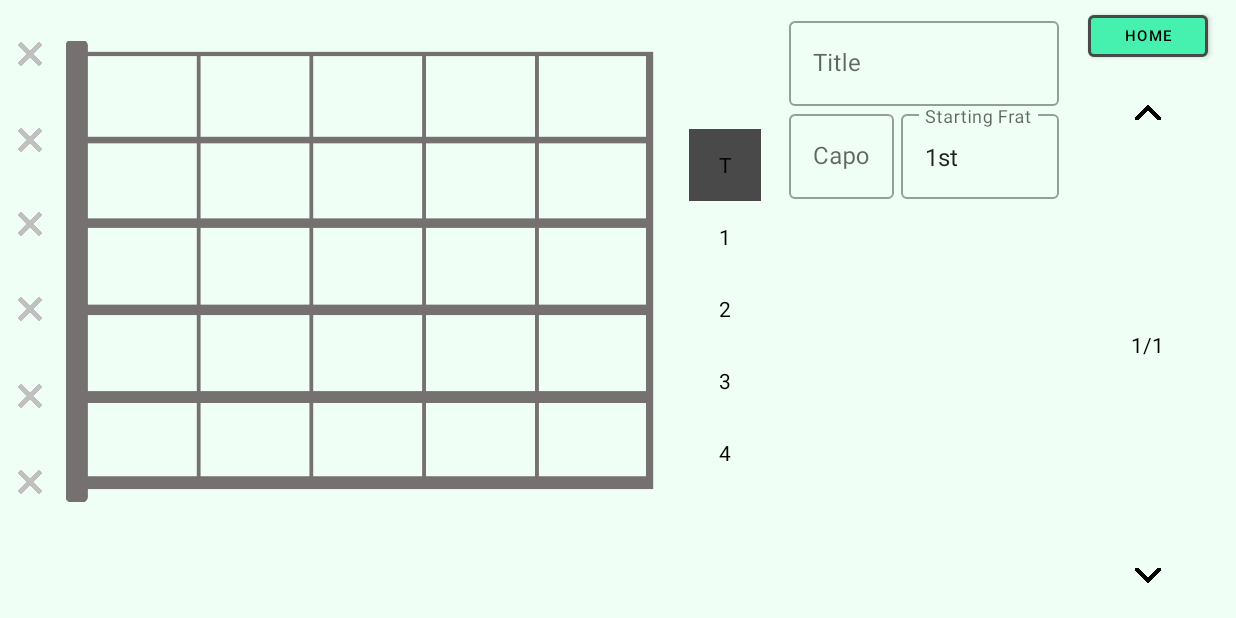
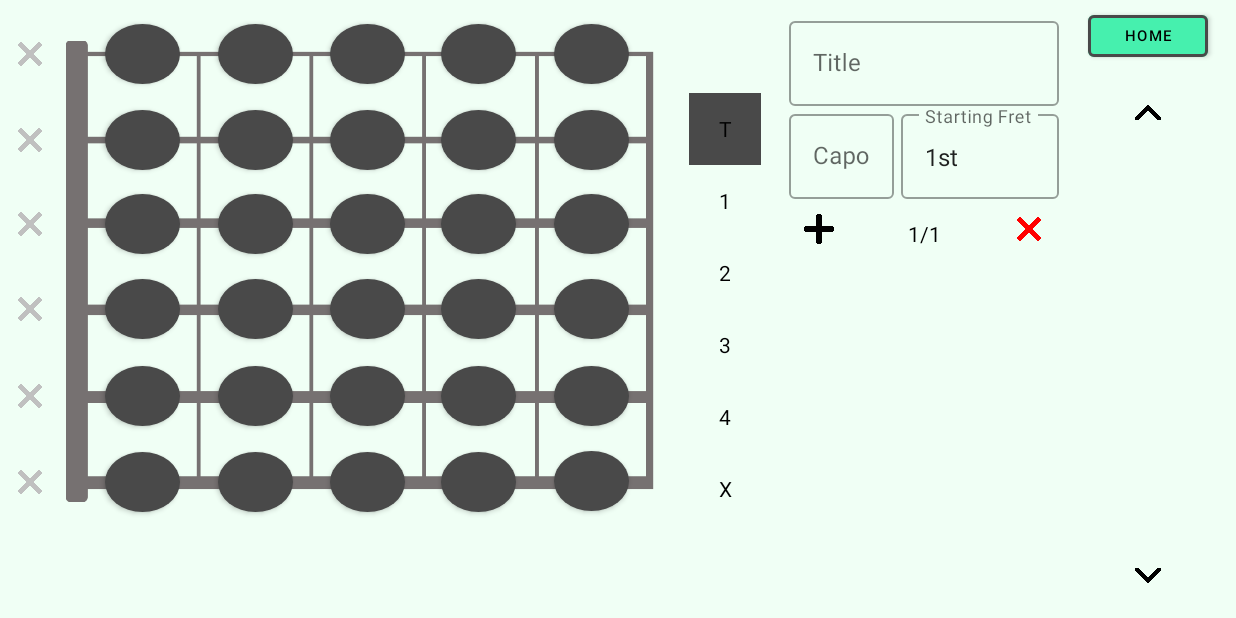
Before and after one commit to Qinetik/Mint-Chord-Writer, an Android app: the EditActivity screen opened directly, with no data from a screen before it, on a phone screen of 824 x 412 dp (held sideways). Run offline under Robolectric (Android 15) with nearby library versions, the phone set to English and light mode, and no system bars; 9 statements that could not run were skipped.

Commit message:
Multiple Chords support with CRUD of Chords

```diff
--- a/app/src/main/java/com/example/nuri_chord_writer/Finger.kt
+++ b/app/src/main/java/com/example/nuri_chord_writer/Finger.kt
@@ -1,5 +1,5 @@
 package com.example.mint_chord_writer
 
 enum class Finger {
-    NULL,ONE,TWO,THREE,FOUR,THUMB,MUTE
+    NULL,ONE,TWO,THREE,FOUR,THUMB
 }
--- a/app/src/main/java/com/example/nuri_chord_writer/Song.kt
+++ b/app/src/main/java/com/example/nuri_chord_writer/Song.kt
@@ -13,6 +13,11 @@ data class Song(var name: String, var capo: Int = 0) : Serializable {
         this.chords.add(Chord())
     }
 
+    fun removeChord(index: Int) {
+        this.chords.removeAt(index)
+        print(this.chords.size)
+    }
+
     override fun toString(): String {
         return name
     }
--- a/app/src/main/res/layout/activity_edit.xml
+++ b/app/src/main/res/layout/activity_edit.xml
@@ -82,11 +82,11 @@
     </com.google.android.material.textfield.TextInputLayout>
 
     <com.google.android.material.textfield.TextInputLayout
-        android:id="@+id/fratNum"
+        android:id="@+id/fretNum"
         style="@style/Widget.MaterialComponents.TextInputLayout.OutlinedBox"
         android:layout_width="105dp"
         android:layout_height="wrap_content"
-        android:hint="Starting Frat"
+        android:hint="Starting Fret"
         app:layout_constraintBottom_toBottomOf="parent"
         app:layout_constraintEnd_toEndOf="@+id/titleLayout"
         app:layout_constraintHorizontal_bias="1"
@@ -95,7 +95,7 @@
         app:layout_constraintVertical_bias="0">
 
         <EditText
-            android:id="@+id/fratNumButton"
+            android:id="@+id/fretNumButton"
             android:layout_width="match_parent"
             android:layout_height="wrap_content"
             android:clickable="true"
@@ -106,16 +106,77 @@
 
     </com.google.android.material.textfield.TextInputLayout>
 
+    <ImageButton
+        android:id="@+id/addChordButton"
+        android:layout_width="40dp"
+        android:layout_height="40dp"
+        android:backgroundTint="#00FFFFFF"
+        android:onClick="addNewChord"
+        android:rotation="45"
+        android:scaleType="fitCenter"
+        android:src="@drawable/black_x"
+        app:layout_constraintBottom_toBottomOf="parent"
+        app:layout_constraintEnd_toEndOf="@+id/deleteChordButton"
+        app:layout_constraintHorizontal_bias="0"
+        app:layout_constraintStart_toStartOf="@+id/capo"
+        app:layout_constraintTop_toBottomOf="@+id/capo"
+        app:layout_constraintVertical_bias="0" />
+
     <TextView
         android:id="@+id/chordNum"
         android:layout_width="wrap_content"
         android:layout_height="wrap_content"
         android:text="1/1"
-        app:layout_constraintBottom_toTopOf="@+id/nextChordButton"
+        app:layout_constraintBottom_toBottomOf="parent"
+        app:layout_constraintEnd_toStartOf="@+id/deleteChordButton"
+        app:layout_constraintStart_toEndOf="@+id/addChordButton"
+        app:layout_constraintTop_toBottomOf="@+id/fretNum"
+        app:layout_constraintVertical_bias="0.05" />
+
+    <ImageButton
+        android:id="@+id/deleteChordButton"
+        android:layout_width="40dp"
+        android:layout_height="40dp"
+        android:onClick="deleteCurrentChord"
+        android:scaleType="fitCenter"
+        android:backgroundTint="#00FFFFFF"
+        android:src="@drawable/red_x"
+        app:layout_constraintBottom_toBottomOf="parent"
+        app:layout_constraintEnd_toEndOf="@+id/fretNum"
+        app:layout_constraintHorizontal_bias="1"
+        app:layout_constraintStart_toEndOf="@+id/addChordButton"
+        app:layout_constraintTop_toBottomOf="@+id/capo"
+        app:layout_constraintVertical_bias="0" />
+
+    <ImageButton
+        android:id="@+id/prevChordButton"
+        android:layout_width="40dp"
+        android:layout_height="40dp"
+        android:backgroundTint="#00FFFFFF"
+        android:rotation="90"
+        android:scaleType="fitCenter"
+        android:src="@drawable/left_arrow"
+        android:onClick="movePrevChord"
+        app:layout_constraintBottom_toBottomOf="parent"
         app:layout_constraintEnd_toEndOf="@+id/editToMain"
         app:layout_constraintStart_toStartOf="@+id/editToMain"
-        app:layout_constraintTop_toBottomOf="@+id/prevChordButton"
-        app:layout_constraintVertical_bias="0.5" />
+        app:layout_constraintTop_toTopOf="parent"
+        app:layout_constraintVertical_bias="0.15" />
+
+    <ImageButton
+        android:id="@+id/nextChordButton"
+        android:layout_width="40dp"
+        android:layout_height="40dp"
+        android:backgroundTint="#00FFFFFF"
+        android:rotation="90"
+        android:scaleType="fitCenter"
+        android:src="@drawable/right_arrow"
+        android:onClick="moveNextChord"
+        app:layout_constraintBottom_toBottomOf="parent"
+        app:layout_constraintEnd_toEndOf="@+id/editToMain"
+        app:layout_constraintStart_toStartOf="@+id/editToMain"
+        app:layout_constraintTop_toTopOf="parent"
+        app:layout_constraintVertical_bias="0.975" />
 
     <ImageButton
         android:id="@+id/string6MuteButton"
@@ -213,34 +274,6 @@
         app:layout_constraintTop_toTopOf="@+id/guitarPanel"
         app:layout_constraintVertical_bias="0.9525" />
 
-    <ImageButton
-        android:id="@+id/prevChordButton"
-        android:layout_width="40dp"
-        android:layout_height="40dp"
-        android:backgroundTint="#00FFFFFF"
-        android:rotation="90"
-        android:scaleType="fitCenter"
-        android:src="@drawable/left_arrow"
-        app:layout_constraintBottom_toBottomOf="parent"
-        app:layout_constraintEnd_toEndOf="@+id/editToMain"
-        app:layout_constraintStart_toStartOf="@+id/editToMain"
-        app:layout_constraintTop_toTopOf="parent"
-        app:layout_constraintVertical_bias="0.15" />
-
-    <ImageButton
-        android:id="@+id/nextChordButton"
-        android:layout_width="40dp"
-        android:layout_height="40dp"
-        android:backgroundTint="#00FFFFFF"
-        android:rotation="90"
-        android:scaleType="fitCenter"
-        android:src="@drawable/right_arrow"
-        app:layout_constraintBottom_toBottomOf="parent"
-        app:layout_constraintEnd_toEndOf="@+id/editToMain"
-        app:layout_constraintStart_toStartOf="@+id/editToMain"
-        app:layout_constraintTop_toTopOf="parent"
-        app:layout_constraintVertical_bias="0.975" />
-
     <RadioGroup
         android:id="@+id/fingerSelection"
         android:layout_width="wrap_content"
@@ -295,6 +328,15 @@
             android:button="@null"
             android:text="4"
             android:textAlignment="center" />
+
+        <RadioButton
+            android:id="@+id/nullFinger"
+            android:layout_width="match_parent"
+            android:layout_height="wrap_content"
+            android:background="@drawable/finger_selector"
+            android:button="@null"
+            android:text="X"
+            android:textAlignment="center" />
     </RadioGroup>
 
     <Button
@@ -305,7 +347,7 @@
         android:background="@drawable/finger_circle"
         android:gravity="center_vertical|center_horizontal"
         android:alpha="0"
-        android:onClick="fratClick"
+        android:onClick="fretClick"
         android:tag="00"
         app:layout_constraintBottom_toBottomOf="@+id/guitarPanel"
         app:layout_constraintEnd_toEndOf="@+id/guitarPanel"
@@ -322,7 +364,7 @@
         android:background="@drawable/finger_circle"
         android:gravity="center_vertical|center_horizontal"
         android:alpha="0"
-        android:onClick="fratClick"
+        android:onClick="fretClick"
         android:tag="01"
         app:layout_constraintBottom_toBottomOf="@+id/guitarPanel"
         app:layout_constraintEnd_toEndOf="@+id/guitarPanel"
@@ -339,7 +381,7 @@
         android:background="@drawable/finger_circle"
         android:gravity="center_vertical|center_horizontal"
         android:alpha="0"
-        android:onClick="fratClick"
+        android:onClick="fretClick"
         android:tag="02"
         app:layout_constraintBottom_toBottomOf="@+id/guitarPanel"
         app:layout_constraintEnd_toEndOf="@+id/guitarPanel"
@@ -356,7 +398,7 @@
         android:background="@drawable/finger_circle"
         android:gravity="center_vertical|center_horizontal"
         android:alpha="0"
-        android:onClick="fratClick"
+        android:onClick="fretClick"
         android:tag="03"
         app:layout_constraintBottom_toBottomOf="@+id/guitarPanel"
         app:layout_constraintEnd_toEndOf="@+id/guitarPanel"
@@ -373,7 +415,7 @@
         android:background="@drawable/finger_circle"
         android:gravity="center_vertical|center_horizontal"
         android:alpha="0"
-        android:onClick="fratClick"
+        android:onClick="fretClick"
         android:tag="04"
         app:layout_constraintBottom_toBottomOf="@+id/guitarPanel"
         app:layout_constraintEnd_toEndOf="@+id/guitarPanel"
@@ -391,7 +433,7 @@
         android:background="@drawable/finger_circle"
         android:gravity="center_vertical|center_horizontal"
         android:alpha="0"
-        android:onClick="fratClick"
+        android:onClick="fretClick"
         android:tag="10"
         app:layout_constraintBottom_toBottomOf="@+id/guitarPanel"
         app:layout_constraintEnd_toEndOf="@+id/guitarPanel"
@@ -408,7 +450,7 @@
         android:background="@drawable/finger_circle"
         android:gravity="center_vertical|center_horizontal"
         android:alpha="0"
-        android:onClick="fratClick"
+        android:onClick="fretClick"
         android:tag="11"
         app:layout_constraintBottom_toBottomOf="@+id/guitarPanel"
         app:layout_constraintEnd_toEndOf="@+id/guitarPanel"
@@ -425,7 +467,7 @@
         android:background="@drawable/finger_circle"
         android:gravity="center_vertical|center_horizontal"
         android:alpha="0"
-        android:onClick="fratClick"
+        android:onClick="fretClick"
         android:tag="12"
         app:layout_constraintBottom_toBottomOf="@+id/guitarPanel"
         app:layout_constraintEnd_toEndOf="@+id/guitarPanel"
@@ -442,7 +484,7 @@
         android:background="@drawable/finger_circle"
         android:gravity="center_vertical|center_horizontal"
         android:alpha="0"
-        android:onClick="fratClick"
+        android:onClick="fretClick"
         android:tag="13"
         app:layout_constraintBottom_toBottomOf="@+id/guitarPanel"
         app:layout_constraintEnd_toEndOf="@+id/guitarPanel"
@@ -459,7 +501,7 @@
         android:background="@drawable/finger_circle"
         android:gravity="center_vertical|center_horizontal"
         android:alpha="0"
-        android:onClick="fratClick"
+        android:onClick="fretClick"
         android:tag="14"
         app:layout_constraintBottom_toBottomOf="@+id/guitarPanel"
         app:layout_constraintEnd_toEndOf="@+id/guitarPanel"
@@ -476,7 +518,7 @@
         android:background="@drawable/finger_circle"
         android:gravity="center_vertical|center_horizontal"
         android:alpha="0"
-        android:onClick="fratClick"
+        android:onClick="fretClick"
         android:tag="20"
         app:layout_constraintBottom_toBottomOf="@+id/guitarPanel"
         app:layout_constraintEnd_toEndOf="@+id/guitarPanel"
@@ -493,7 +535,7 @@
         android:background="@drawable/finger_circle"
         android:gravity="center_vertical|center_horizontal"
         android:alpha="0"
-        android:onClick="fratClick"
+        android:onClick="fretClick"
         android:tag="21"
         app:layout_constraintBottom_toBottomOf="@+id/guitarPanel"
         app:layout_constraintEnd_toEndOf="@+id/guitarPanel"
@@ -510,7 +552,7 @@
         android:background="@drawable/finger_circle"
         android:gravity="center_vertical|center_horizontal"
         android:alpha="0"
-        android:onClick="fratClick"
+        android:onClick="fretClick"
         android:tag="22"
         app:layout_constraintBottom_toBottomOf="@+id/guitarPanel"
         app:layout_constraintEnd_toEndOf="@+id/guitarPanel"
@@ -527,7 +569,7 @@
         android:background="@drawable/finger_circle"
         android:gravity="center_vertical|center_horizontal"
         android:alpha="0"
-        android:onClick="fratClick"
+        android:onClick="fretClick"
         android:tag="23"
         app:layout_constraintBottom_toBottomOf="@+id/guitarPanel"
         app:layout_constraintEnd_toEndOf="@+id/guitarPanel"
@@ -544,7 +586,7 @@
         android:background="@drawable/finger_circle"
         android:gravity="center_vertical|center_horizontal"
         android:alpha="0"
-        android:onClick="fratClick"
+        android:onClick="fretClick"
         android:tag="24"
         app:layout_constraintBottom_toBottomOf="@+id/guitarPanel"
         app:layout_constraintEnd_toEndOf="@+id/guitarPanel"
@@ -561,7 +603,7 @@
         android:background="@drawable/finger_circle"
         android:gravity="center_vertical|center_horizontal"
         android:alpha="0"
-        android:onClick="fratClick"
+        android:onClick="fretClick"
         android:tag="30"
         app:layout_constraintBottom_toBottomOf="@+id/guitarPanel"
         app:layout_constraintEnd_toEndOf="@+id/guitarPanel"
@@ -578,7 +620,7 @@
         android:background="@drawable/finger_circle"
         android:gravity="center_vertical|center_horizontal"
         android:alpha="0"
-        android:onClick="fratClick"
+        android:onClick="fretClick"
         android:tag="31"
         app:layout_constraintBottom_toBottomOf="@+id/guitarPanel"
         app:layout_constraintEnd_toEndOf="@+id/guitarPanel"
@@ -595,7 +637,7 @@
         android:background="@drawable/finger_circle"
         android:gravity="center_vertical|center_horizontal"
         android:alpha="0"
-        android:onClick="fratClick"
+        android:onClick="fretClick"
         android:tag="32"
         app:layout_constraintBottom_toBottomOf="@+id/guitarPanel"
         app:layout_constraintEnd_toEndOf="@+id/guitarPanel"
@@ -612,7 +654,7 @@
         android:background="@drawable/finger_circle"
         android:gravity="center_vertical|center_horizontal"
         android:alpha="0"
-        android:onClick="fratClick"
+        android:onClick="fretClick"
         android:tag="33"
         app:layout_constraintBottom_toBottomOf="@+id/guitarPanel"
         app:layout_constraintEnd_toEndOf="@+id/guitarPanel"
@@ -629,7 +671,7 @@
         android:background="@drawable/finger_circle"
         android:gravity="center_vertical|center_horizontal"
         android:alpha="0"
-        android:onClick="fratClick"
+        android:onClick="fretClick"
         android:tag="34"
         app:layout_constraintBottom_toBottomOf="@+id/guitarPanel"
         app:layout_constraintEnd_toEndOf="@+id/guitarPanel"
@@ -646,7 +688,7 @@
         android:background="@drawable/finger_circle"
         android:gravity="center_vertical|center_horizontal"
         android:alpha="0"
-        android:onClick="fratClick"
+        android:onClick="fretClick"
         android:tag="40"
         app:layout_constraintBottom_toBottomOf="@+id/guitarPanel"
         app:layout_constraintEnd_toEndOf="@+id/guitarPanel"
@@ -663,7 +705,7 @@
         android:background="@drawable/finger_circle"
         android:gravity="center_vertical|center_horizontal"
         android:alpha="0"
-        android:onClick="fratClick"
+        android:onClick="fretClick"
         android:tag="41"
         app:layout_constraintBottom_toBottomOf="@+id/guitarPanel"
         app:layout_constraintEnd_toEndOf="@+id/guitarPanel"
@@ -680,7 +722,7 @@
         android:background="@drawable/finger_circle"
         android:gravity="center_vertical|center_horizontal"
         android:alpha="0"
-        android:onClick="fratClick"
+        android:onClick="fretClick"
         android:tag="42"
         app:layout_constraintBottom_toBottomOf="@+id/guitarPanel"
         app:layout_constraintEnd_toEndOf="@+id/guitarPanel"
@@ -697,7 +739,7 @@
         android:background="@drawable/finger_circle"
         android:gravity="center_vertical|center_horizontal"
         android:alpha="0"
-        android:onClick="fratClick"
+        android:onClick="fretClick"
         android:tag="43"
         app:layout_constraintBottom_toBottomOf="@+id/guitarPanel"
         app:layout_constraintEnd_toEndOf="@+id/guitarPanel"
@@ -714,7 +756,7 @@
         android:background="@drawable/finger_circle"
         android:gravity="center_vertical|center_horizontal"
         android:alpha="0"
-        android:onClick="fratClick"
+        android:onClick="fretClick"
         android:tag="44"
         app:layout_constraintBottom_toBottomOf="@+id/guitarPanel"
         app:layout_constraintEnd_toEndOf="@+id/guitarPanel"
@@ -731,7 +773,7 @@
         android:background="@drawable/finger_circle"
         android:gravity="center_vertical|center_horizontal"
         android:alpha="0"
-        android:onClick="fratClick"
+        android:onClick="fretClick"
         android:tag="50"
         app:layout_constraintBottom_toBottomOf="@+id/guitarPanel"
         app:layout_constraintEnd_toEndOf="@+id/guitarPanel"
@@ -748,7 +790,7 @@
         android:background="@drawable/finger_circle"
         android:gravity="center_vertical|center_horizontal"
         android:alpha="0"
-        android:onClick="fratClick"
+        android:onClick="fretClick"
         android:tag="51"
         app:layout_constraintBottom_toBottomOf="@+id/guitarPanel"
         app:layout_constraintEnd_toEndOf="@+id/guitarPanel"
@@ -765,7 +807,7 @@
         android:background="@drawable/finger_circle"
         android:gravity="center_vertical|center_horizontal"
         android:alpha="0"
-        android:onClick="fratClick"
+        android:onClick="fretClick"
         android:tag="52"
         app:layout_constraintBottom_toBottomOf="@+id/guitarPanel"
         app:layout_constraintEnd_toEndOf="@+id/guitarPanel"
@@ -782,7 +824,7 @@
         android:background="@drawable/finger_circle"
         android:gravity="center_vertical|center_horizontal"
         android:alpha="0"
-        android:onClick="fratClick"
+        android:onClick="fretClick"
         android:tag="53"
         app:layout_constraintBottom_toBottomOf="@+id/guitarPanel"
         app:layout_constraintEnd_toEndOf="@+id/guitarPanel"
@@ -799,7 +841,7 @@
         android:alpha="0"
         android:background="@drawable/finger_circle"
         android:gravity="center_vertical|center_horizontal"
-        android:onClick="fratClick"
+        android:onClick="fretClick"
         android:tag="54"
         app:layout_constraintBottom_toBottomOf="@+id/guitarPanel"
         app:layout_constraintEnd_toEndOf="@+id/guitarPanel"
--- a/app/src/main/res/menu/start_frat_menu.xml
+++ b/app/src/main/res/menu/start_fret_menu.xml
@@ -4,23 +4,31 @@
     android:layout_width="0dp"
     style="@style/popupMenuStyle">
     <item
-        android:id="@+id/type1"
+        android:id="@+id/fret0"
         android:title="1st"
         />
     <item
-        android:id="@+id/type2"
+        android:id="@+id/fret1"
         android:title="2nd"
     />
     <item
-        android:id="@+id/type3"
+        android:id="@+id/fret2"
         android:title="3rd"
     />
     <item
-        android:id="@+id/type4"
-        android:title= "4th"
+        android:id="@+id/fret3"
+        android:title="4th"
     />
     <item
-        android:id="@+id/type5"
+        android:id="@+id/fret4"
         android:title="5th"
     />
+    <item
+        android:id="@+id/fret5"
+        android:title="6th"
+        />
+    <item
+        android:id="@+id/fret6"
+        android:title="7th"
+        />
 </menu>
```
Also changed, not shown: app/src/main/java/com/example/nuri_chord_writer/Chord.kt (+15 -7 lines), app/src/main/java/com/example/nuri_chord_writer/EditActivity.kt (+123 -34 lines), app/src/main/java/com/example/nuri_chord_writer/GString.kt (+6 -9 lines), app/src/main/res/drawable-v24/red_x.png (added), 1 other file.
